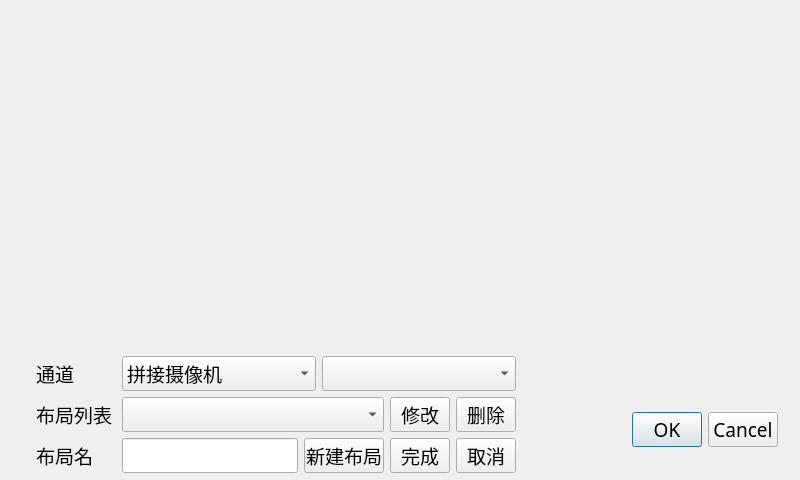
MR-ACC/IDS-Client, file common/layoutcfgdialog.ui: the form before one commit.
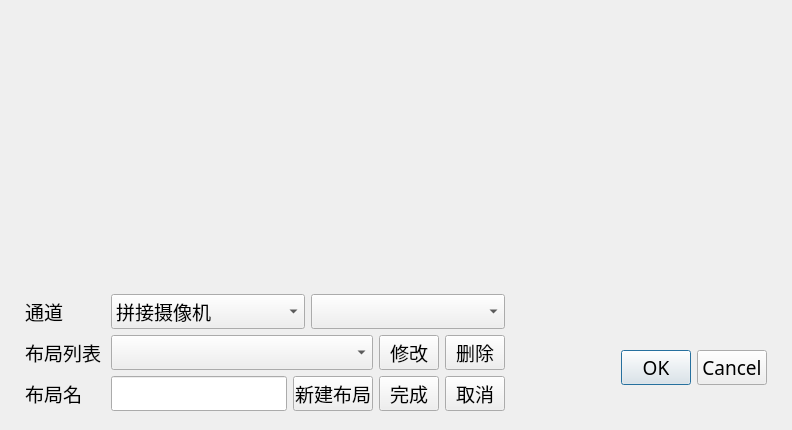
The form after the commit.

```diff
--- a/common/layoutcfgdialog.ui
+++ b/common/layoutcfgdialog.ui
@@ -6,20 +6,20 @@
    <rect>
     <x>0</x>
     <y>0</y>
-    <width>800</width>
-    <height>480</height>
+    <width>792</width>
+    <height>430</height>
    </rect>
   </property>
   <property name="minimumSize">
    <size>
-    <width>800</width>
-    <height>480</height>
+    <width>792</width>
+    <height>430</height>
    </size>
   </property>
   <property name="maximumSize">
    <size>
-    <width>800</width>
-    <height>480</height>
+    <width>792</width>
+    <height>430</height>
    </size>
   </property>
   <property name="font">
@@ -34,8 +34,8 @@
   <widget class="QWidget" name="layoutWidget">
    <property name="geometry">
     <rect>
-     <x>25</x>
-     <y>345</y>
+     <x>14</x>
+     <y>283</y>
      <width>591</width>
      <height>125</height>
     </rect>
@@ -248,8 +248,8 @@
   <widget class="QWidget" name="layoutWidget">
    <property name="geometry">
     <rect>
-     <x>621</x>
-     <y>352</y>
+     <x>610</x>
+     <y>290</y>
      <width>168</width>
      <height>111</height>
     </rect>
```
